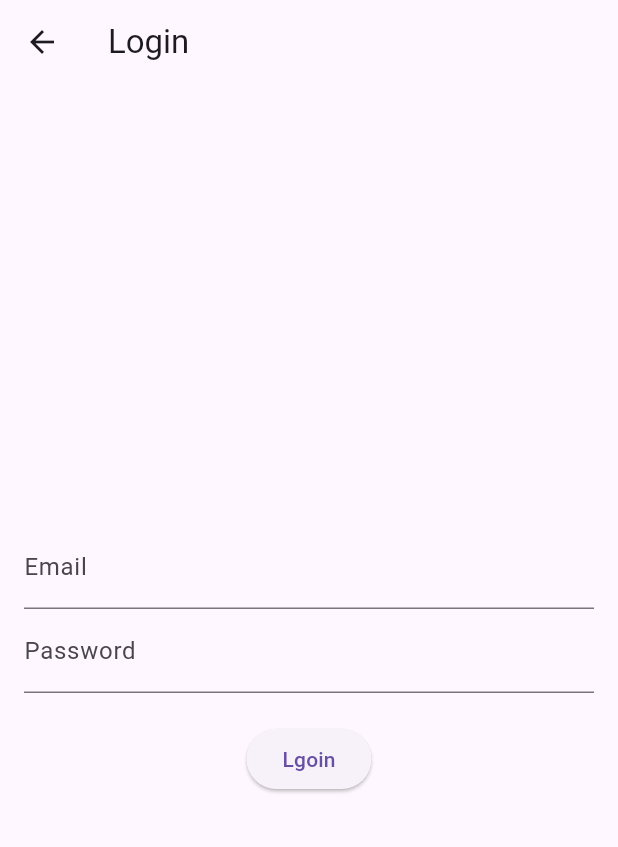
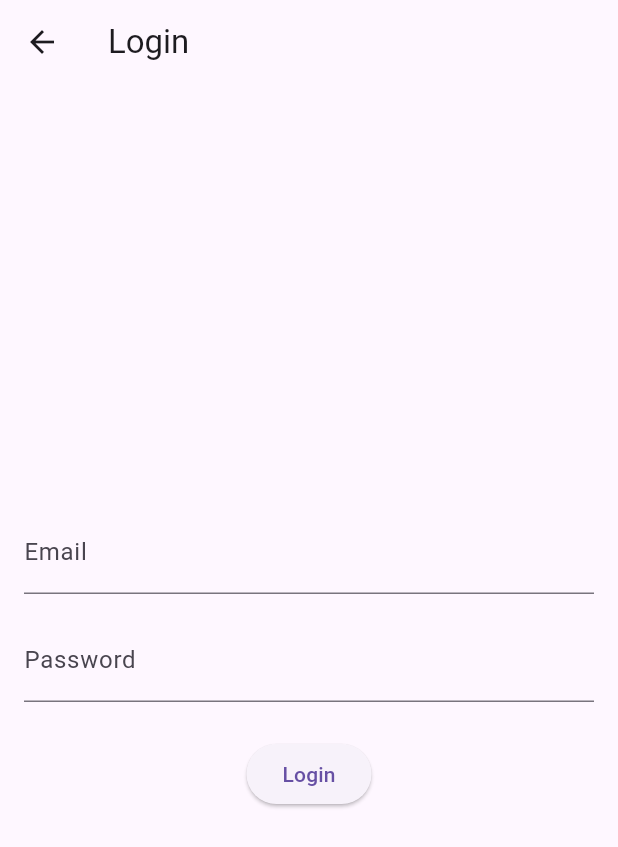
Before and after one commit to omer1kenan/Sales_app, a Flutter app: the LoginScreen screen opened by its route, on a phone screen of 412 x 824 dp. Shown: the top 847 px of the screen. Run offline on Flutter 3.47's test engine with Material 3 defaults, Android fonts, the phone set to English and light mode, and no system bars; our stand-ins replace get; accounts and stored records are empty; network calls fail.

Commit message:
update login

```diff
--- /dev/null
+++ b/lib/data/models/user.dart
@@ -0,0 +1,47 @@
+import 'address.dart';
+
+class User {
+  final int id;
+  final String email;
+  final String username;
+  final String phone;
+  final String firstname;
+  final String lastname;
+  final Address address;
+
+  User({
+    required this.id,
+    required this.email,
+    required this.username,
+    required this.phone,
+    required this.firstname,
+    required this.lastname,
+    required this.address,
+  });
+
+  factory User.fromJson(Map<String, dynamic> json) {
+    return User(
+      id: json['id'] ?? 0,
+      email: json['email'] ?? '',
+      username: json['username'] ?? '',
+      phone: json['phone'] ?? '',
+      firstname: json['name']['firstname'] ?? '',
+      lastname: json['name']['lastname'] ?? '',
+      address: Address.fromJson(json['address'] ?? {}),
+    );
+  }
+
+  Map<String, dynamic> toJson() {
+    return {
+      'id': id,
+      'email': email,
+      'username': username,
+      'phone': phone,
+      'name': {
+        'firstname': firstname,
+        'lastname': lastname,
+      },
+      'address': address.toJson(),
+    };
+  }
+}
--- /dev/null
+++ b/lib/presentation/auth/auth_screen.dart
@@ -0,0 +1,48 @@
+import 'package:flutter/material.dart';
+import 'package:get/get.dart';
+import 'auth_controller.dart';
+
+class LoginScreen extends StatelessWidget {
+  @override
+  Widget build(BuildContext context) {
+    return GetBuilder<AuthController>(
+      init: AuthController(),
+      builder: (AuthController controller) {
+        return Scaffold(
+          appBar: AppBar(
+            title: Text("Login"),
+          ),
+          body: Padding(
+            padding: const EdgeInsets.all(16.0),
+            child: Column(
+              mainAxisAlignment: MainAxisAlignment.center,
+              children: [
+                TextField(
+                  onChanged: controller.updateEmail,
+                  decoration: InputDecoration(
+                    labelText: "Email",
+                    hintText: "Enter your email",
+                  ),
+                ),
+                SizedBox(height: 16),
+                TextField(
+                  onChanged: controller.updatePassword,
+                  obscureText: true,
+                  decoration: InputDecoration(
+                    labelText: "Password",
+                    hintText: "Enter your password",
+                  ),
+                ),
+                SizedBox(height: 24),
+                ElevatedButton(
+                  onPressed: controller.login,
+                  child: Text("Login"),
+                ),
+              ],
+            ),
+          ),
+        );
+      },
+    );
+  }
+}
--- a/lib/presentation/login/login_controller.dart
+++ /dev/null
@@ -1,14 +0,0 @@
-import 'package:get/get.dart';
-
-class LoginController extends GetxController {
-  var isLoggedIn = false.obs;
-
-  void login(String email, String password) {
-    if (email == "test@example.com" && password == "123456") {
-      isLoggedIn.value = true;
-      Get.toNamed("/products");
-    } else {
-      Get.snackbar("Error", "Invalid email or password");
-    }
-  }
-}
--- a/lib/presentation/login/login_screen.dart
+++ /dev/null
@@ -1,36 +0,0 @@
-import 'package:flutter/material.dart';
-import 'package:get/get.dart';
-import 'package:sales_app/presentation/login/login_controller.dart';
-
-class LoginScreen extends StatelessWidget {
-  final TextEditingController emailController = TextEditingController();
-  final TextEditingController passwordController = TextEditingController();
-  final LoginController loginController = Get.put(LoginController());
-  @override
-  Widget build(BuildContext context) {
-    return Scaffold(
-      appBar: AppBar(
-        title: Text("Login"),
-      ),
-      body: Padding(
-          padding: const EdgeInsets.all(16),
-          child: Column(mainAxisAlignment: MainAxisAlignment.center, children: [
-            TextField(
-              controller: emailController,
-              decoration: InputDecoration(labelText: 'Email'),
-            ),
-            TextField(
-              controller: passwordController,
-              decoration: InputDecoration(labelText: 'Password'),
-            ),
-            SizedBox(
-              height: 20,
-            ),
-            ElevatedButton(
-              onPressed: () {},
-              child: Text('Lgoin'),
-            )
-          ])),
-    );
-  }
-}
--- a/lib/presentation/products/product_controller.dart
+++ b/lib/presentation/products/product_controller.dart
@@ -26,6 +26,7 @@ class ProductController extends GetxController {
       Get.snackbar("Error", "Failed to fetch products");
     } finally {
       isLoading.value = false;
+      update();
     }
   }
 
--- /dev/null
+++ b/lib/utils/constants.dart
@@ -0,0 +1,5 @@
+class ApiConstants {
+  static const String baseUrl = "https://fakestoreapi.com";
+  static const String loginEndpoint = "/auth/login";
+  static const String productsEndpoint = "/products";
+}
```
Also changed, not shown: lib/data/datasources/user_remote_data_source.dart (added, +22 -0 lines), lib/data/models/address.dart (added, +59 -0 lines), lib/data/repositories/user_repository.dart (added, +12 -0 lines), lib/domain/usecases/get_user.dart (added, +12 -0 lines), lib/main.dart (+8 -2 lines), lib/presentation/auth/auth_controller.dart (added, +89 -0 lines), lib/presentation/cart/cart_controller.dart (+15 -1 lines), lib/presentation/products/products_screen.dart (+11 -15 lines), lib/presentation/profile/profile_controller.dart (added, +46 -0 lines), lib/presentation/profile/profile_screen.dart (added, +134 -0 lines), lib/presentation/loading/loading_screen.dart (renamed from lib/presentation/loading /loading_screen.dart).
